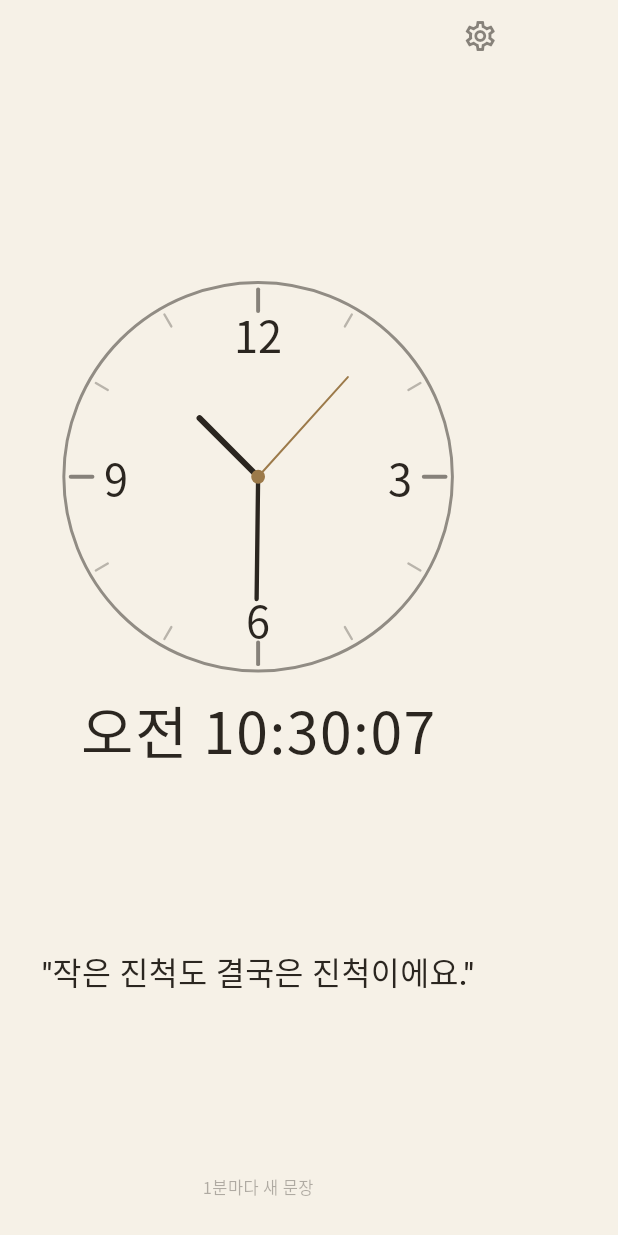
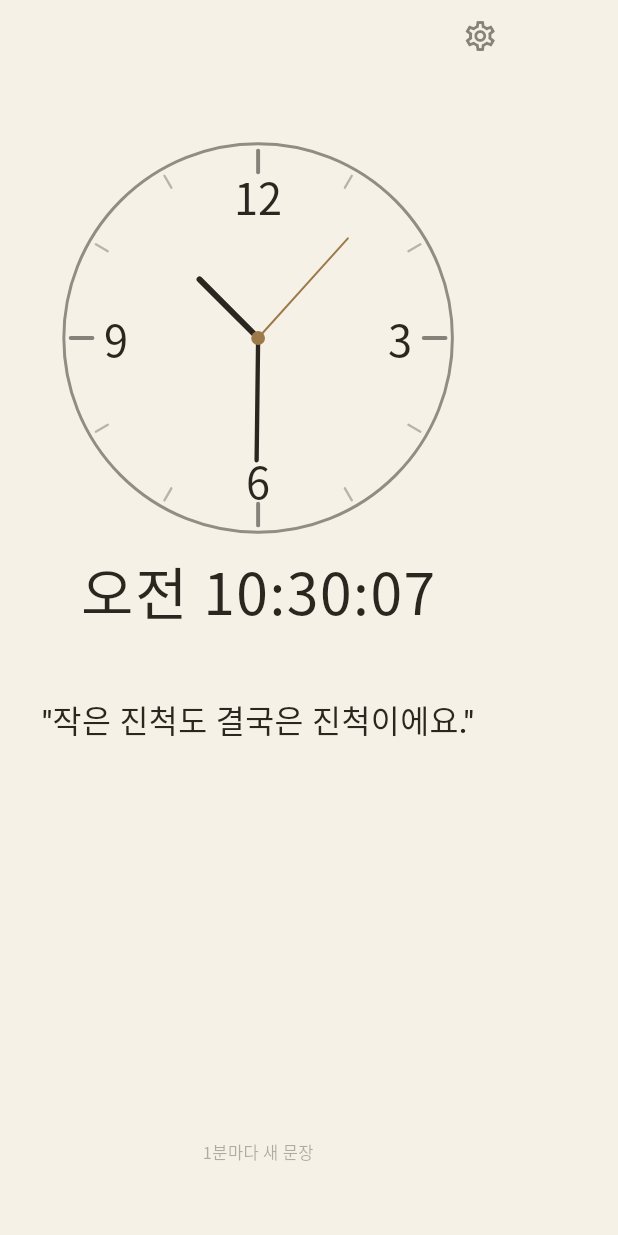
Before and after one commit to bohyeokan-jpg/sentence-clock, a Flutter app: the screen it shows after launch, on a phone screen of 412 x 824 dp. Run offline on Flutter 3.47's test engine with Material 3 defaults, Android fonts, the phone set to English and light mode, and no system bars; our stand-ins replace audioplayers, flutter_riverpod, google_fonts, shared_preferences; missing offline and left inert: alarm; statements that could not run were skipped.

Commit message:
Pin clock position so it doesn't shift as quotes rotate
The gaps above the clock are now sized from screen height only
(not quote length), and a single Expanded below the quote absorbs
the length difference instead, so only the footer nudges.

```diff
--- a/lib/view/main_screen.dart
+++ b/lib/view/main_screen.dart
@@ -69,24 +69,32 @@ class _PortraitBody extends StatelessWidget {
   Widget build(BuildContext context) {
     return LayoutBuilder(
       builder: (context, constraints) {
+        // The gaps above the clock (and between clock and quote) are sized
+        // from the screen height only, never from the quote's own height —
+        // so the clock's position stays put as quotes of different lengths
+        // rotate through every minute. Only the gap below the quote (an
+        // Expanded) absorbs the difference, nudging the footer instead.
+        final topGap = constraints.maxHeight * 0.09;
+        final clockToQuoteGap = constraints.maxHeight * 0.055;
+        final bottomMargin = constraints.maxHeight * 0.03;
         return SingleChildScrollView(
           child: ConstrainedBox(
             constraints: BoxConstraints(minHeight: constraints.maxHeight),
             child: IntrinsicHeight(
               child: Column(
                 children: [
-                  const SizedBox(height: 44),
-                  const Spacer(),
+                  SizedBox(height: topGap),
                   ClockWidget(ink: palette.ink, accent: palette.accent, faceFill: palette.background, shape: clockShape),
-                  const Spacer(),
+                  SizedBox(height: clockToQuoteGap),
                   _QuoteBlock(
                     palette: palette,
                     quoteState: quoteState,
                     align: CrossAxisAlignment.center,
                     textAlign: TextAlign.center,
                   ),
-                  const Spacer(),
+                  const Expanded(child: SizedBox()),
                   _FooterNote(palette: palette),
+                  SizedBox(height: bottomMargin),
                 ],
               ),
             ),
```
